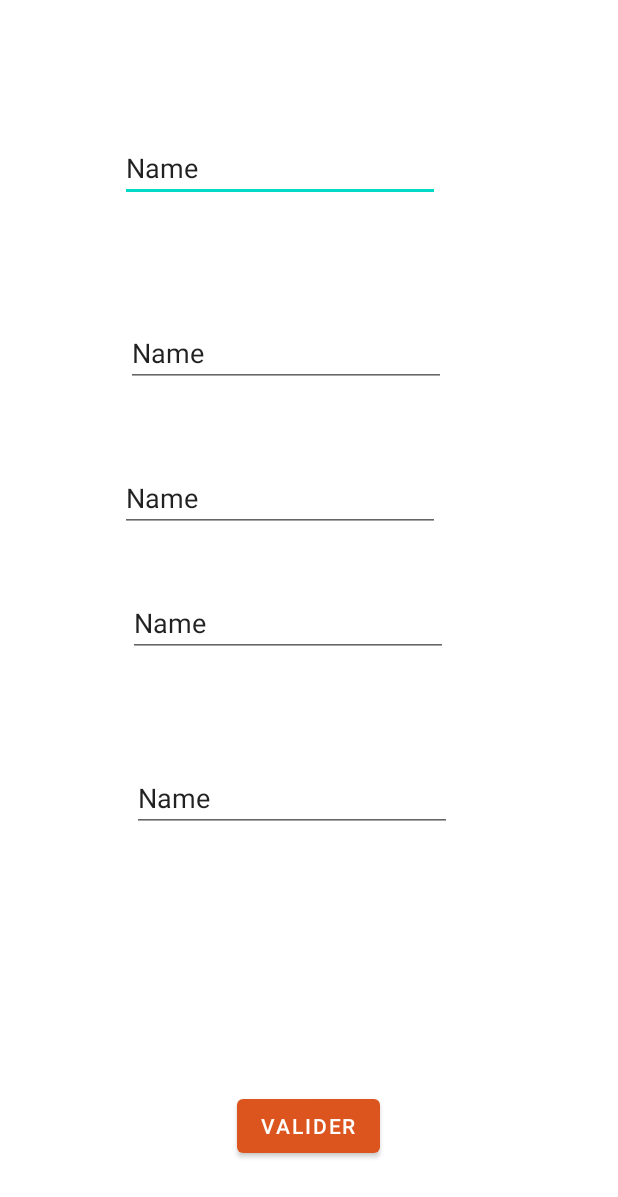
After one commit to Ananas-prog/SportDroid, an Android app: the ajout_infos screen opened directly, with no data from a screen before it, on a phone screen of 412 x 824 dp. The commit adds this screen. Shown: the top 1197 px of the screen. Run offline under Robolectric (Android 15) with nearby library versions, the phone set to English and light mode, and no system bars; our stand-ins replace Firebase (no records; nobody signed in at launch, a user with empty details on screens opened directly).

Commit message:
ajout get et pull info sur le serveur da non faite juste fonctionelle

```diff
--- /dev/null
+++ b/app/src/main/java/com/example/sportdroid/ajout_infos.java
@@ -0,0 +1,62 @@
+package com.example.sportdroid;
+
+import androidx.appcompat.app.AppCompatActivity;
+
+import android.content.Intent;
+import android.os.Bundle;
+import android.view.View;
+import android.widget.Button;
+import android.widget.EditText;
+
+import com.google.firebase.database.DatabaseReference;
+import com.google.firebase.database.FirebaseDatabase;
+
+public class ajout_infos extends AppCompatActivity {
+
+
+    private EditText image;
+    private EditText titre;
+    private EditText date;
+    private EditText lien;
+    private EditText paragraphe;
+    private Button valider;
+    public String nInfos;
+
+    @Override
+    protected void onCreate(Bundle savedInstanceState) {
+        super.onCreate(savedInstanceState);
+        setContentView(R.layout.activity_ajout_infos);
+        Intent intent = getIntent();
+        if (intent.hasExtra("nInfos")){ // vérifie qu'une valeur est associée à la clé “edittext”
+            nInfos = intent.getStringExtra("nInfos"); // on récupère la valeur associée à la clé
+        }
+        image=(EditText) findViewById(R.id.editTextImage);
+        titre=(EditText) findViewById(R.id.editTextTextTitre);
+        date=(EditText) findViewById(R.id.editTextTextDate);
+        lien=(EditText) findViewById(R.id.editTextTextLien);
+        paragraphe=(EditText) findViewById(R.id.editTextTextParagraphe);
+        valider=(Button) findViewById(R.id.buttonvaliderinfo);
+
+        valider.setOnClickListener(new View.OnClickListener() {
+            @Override
+            public void onClick(View view) {
+                FirebaseDatabase database = FirebaseDatabase.getInstance();
+                DatabaseReference test = database.getReference("infos/"+nInfos+"/image");
+                test.setValue(image.getText().toString());
+                DatabaseReference test1 = database.getReference("infos/"+nInfos+"/titre");
+                test1.setValue(titre.getText().toString());
+                DatabaseReference test2 = database.getReference("infos/"+nInfos+"/date");
+                test2.setValue(date.getText().toString());
+                DatabaseReference test3 = database.getReference("infos/"+nInfos+"/lien");
+                test3.setValue(lien.getText().toString());
+                DatabaseReference test4 = database.getReference("infos/"+nInfos+"/paragraphe");
+                test4.setValue(paragraphe.getText().toString());
+                finish();
+            }
+        });
+
+
+
+
+    }
+}
--- /dev/null
+++ b/app/src/main/res/layout/activity_ajout_infos.xml
@@ -0,0 +1,79 @@
+<?xml version="1.0" encoding="utf-8"?>
+<androidx.constraintlayout.widget.ConstraintLayout xmlns:android="http://schemas.android.com/apk/res/android"
+    xmlns:app="http://schemas.android.com/apk/res-auto"
+    xmlns:tools="http://schemas.android.com/tools"
+    android:layout_width="match_parent"
+    android:layout_height="match_parent"
+    tools:context=".ajout_infos">
+
+
+    <EditText
+        android:id="@+id/editTextImage"
+        android:layout_width="wrap_content"
+        android:layout_height="wrap_content"
+        android:layout_marginStart="80dp"
+        android:layout_marginBottom="78dp"
+        android:ems="10"
+        android:inputType="textPersonName"
+        android:text="Name"
+        app:layout_constraintBottom_toTopOf="@+id/editTextTextTitre"
+        app:layout_constraintStart_toStartOf="parent" />
+
+    <EditText
+        android:id="@+id/editTextTextTitre"
+        android:layout_width="wrap_content"
+        android:layout_height="wrap_content"
+        android:layout_marginStart="84dp"
+        android:layout_marginBottom="51dp"
+        android:ems="10"
+        android:inputType="textPersonName"
+        android:text="Name"
+        app:layout_constraintBottom_toTopOf="@+id/editTextTextDate"
+        app:layout_constraintStart_toStartOf="parent" />
+
+    <EditText
+        android:id="@+id/editTextTextDate"
+        android:layout_width="wrap_content"
+        android:layout_height="wrap_content"
+        android:layout_marginStart="80dp"
+        android:layout_marginBottom="38dp"
+        android:ems="10"
+        android:inputType="textPersonName"
+        android:text="Name"
+        app:layout_constraintBottom_toTopOf="@+id/editTextTextLien"
+        app:layout_constraintStart_toStartOf="parent" />
+
+    <EditText
+        android:id="@+id/editTextTextLien"
+        android:layout_width="wrap_content"
+        android:layout_height="wrap_content"
+        android:layout_marginStart="85dp"
+        android:layout_marginBottom="71dp"
+        android:ems="10"
+        android:inputType="textPersonName"
+        android:text="Name"
+        app:layout_constraintBottom_toTopOf="@+id/editTextTextParagraphe"
+        app:layout_constraintStart_toStartOf="parent" />
+
+    <EditText
+        android:id="@+id/editTextTextParagraphe"
+        android:layout_width="wrap_content"
+        android:layout_height="wrap_content"
+        android:layout_marginStart="88dp"
+        android:layout_marginBottom="269dp"
+        android:ems="10"
+        android:inputType="textPersonName"
+        android:text="Name"
+        app:layout_constraintBottom_toBottomOf="parent"
+        app:layout_constraintStart_toStartOf="parent" />
+
+    <Button
+        android:id="@+id/buttonvaliderinfo"
+        android:layout_width="wrap_content"
+        android:layout_height="wrap_content"
+        android:layout_marginStart="158dp"
+        android:layout_marginBottom="49dp"
+        android:text="@string/valider"
+        app:layout_constraintBottom_toBottomOf="parent"
+        app:layout_constraintStart_toStartOf="parent" />
+</androidx.constraintlayout.widget.ConstraintLayout>
--- a/app/src/main/res/values/strings.xml
+++ b/app/src/main/res/values/strings.xml
@@ -19,6 +19,7 @@
     <string name="infos">Informations</string>
     <string name="mdp">Entrer le mot de passe</string>
     <string name="supprimerBlock">Supprimer</string>
+    <string name="plus">+</string>
 
 
     <string name="credit">Application créée par Anaïs MOTTIER et Simon PLANCHENAULT \n Mise à jour 2022</string>
@@ -26,6 +27,4 @@
     <string name="coach">COACH</string>
 
 
-
-
 </resources>
```
Also changed, not shown: app/src/main/AndroidManifest.xml (+4 -3 lines), app/src/main/java/com/example/sportdroid/infos.java (+141 -0 lines), app/src/main/res/layout/activity_infos.xml (+28 -1 lines).
